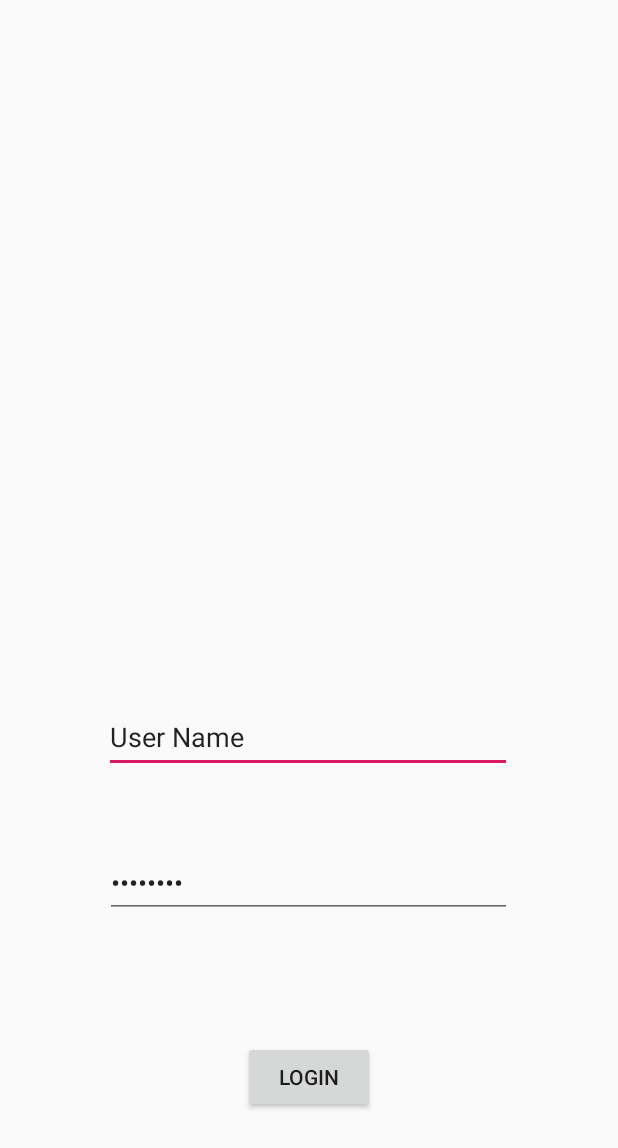
After one commit to emilierobichaud1/DeltaHacks2020, an Android app: the layout activity_login.xml on its own in the app's theme, with its tools: preview values and no code run, on a phone screen of 412 x 824 dp. The commit adds this screen. Shown: the top 1148 px of the screen. Run offline under Robolectric (Android 15) with nearby library versions, the phone set to English and light mode, and no system bars.

Commit message:
Login in screen

```diff
--- a/app/src/main/res/layout/activity_home.xml
+++ b/app/src/main/res/layout/activity_home.xml
@@ -5,7 +5,8 @@
     android:layout_width="match_parent"
     android:layout_height="match_parent"
     tools:context=".HomeActivity"
-    android:background="@drawable/koala_backround">
+    android:background="@drawable/koala_background"
+    >
 
     <Button
         android:id="@+id/Sign_Up_Button"
--- /dev/null
+++ b/app/src/main/res/layout/activity_login.xml
@@ -0,0 +1,53 @@
+<?xml version="1.0" encoding="utf-8"?>
+<androidx.constraintlayout.widget.ConstraintLayout xmlns:android="http://schemas.android.com/apk/res/android"
+    xmlns:app="http://schemas.android.com/apk/res-auto"
+    xmlns:tools="http://schemas.android.com/tools"
+    android:id="@+id/linearLayout"
+    android:layout_width="match_parent"
+    android:layout_height="match_parent">
+
+    <EditText
+        android:id="@+id/user_name"
+        android:layout_width="272dp"
+        android:layout_height="47dp"
+        android:layout_marginStart="16dp"
+        android:layout_marginLeft="16dp"
+        android:layout_marginTop="468dp"
+        android:layout_marginEnd="16dp"
+        android:layout_marginRight="16dp"
+        android:ems="10"
+        android:hint="User Name"
+        android:inputType="textPersonName"
+        android:text="User Name"
+        app:layout_constraintEnd_toEndOf="parent"
+        app:layout_constraintHorizontal_bias="0.495"
+        app:layout_constraintStart_toStartOf="parent"
+        app:layout_constraintTop_toTopOf="parent" />
+
+    <EditText
+        android:id="@+id/password_text"
+        android:layout_width="271dp"
+        android:layout_height="46dp"
+        android:ems="10"
+        android:hint="Password"
+        android:inputType="textPassword"
+        android:text="Password"
+        app:layout_constraintBottom_toBottomOf="parent"
+        app:layout_constraintEnd_toEndOf="parent"
+        app:layout_constraintHorizontal_bias="0.496"
+        app:layout_constraintStart_toStartOf="parent"
+        app:layout_constraintTop_toBottomOf="@+id/user_name"
+        app:layout_constraintVertical_bias="0.194" />
+
+    <Button
+        android:id="@+id/login"
+        android:layout_width="wrap_content"
+        android:layout_height="wrap_content"
+        android:hint="@string/Button_Login"
+        android:text="Login"
+        app:layout_constraintBottom_toBottomOf="parent"
+        app:layout_constraintEnd_toEndOf="parent"
+        app:layout_constraintStart_toStartOf="parent"
+        app:layout_constraintTop_toBottomOf="@+id/password_text" />
+
+</androidx.constraintlayout.widget.ConstraintLayout>
```
Also changed, not shown: app/src/main/res/drawable/koala_backround.jpg (deleted), 1 other file.
